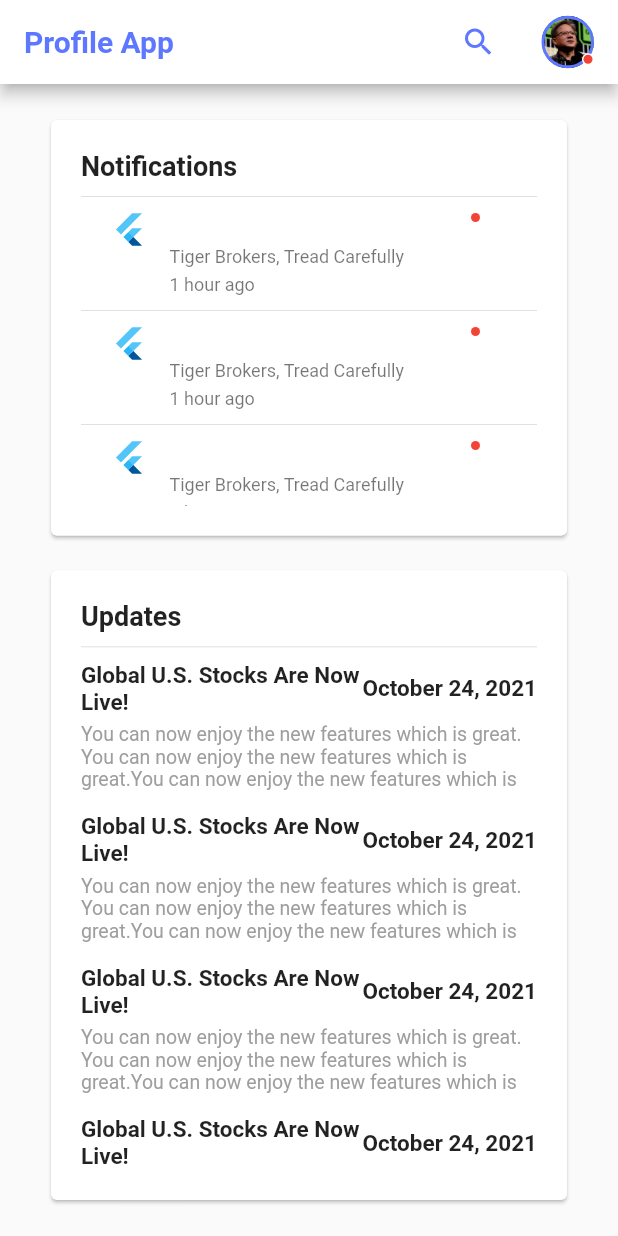
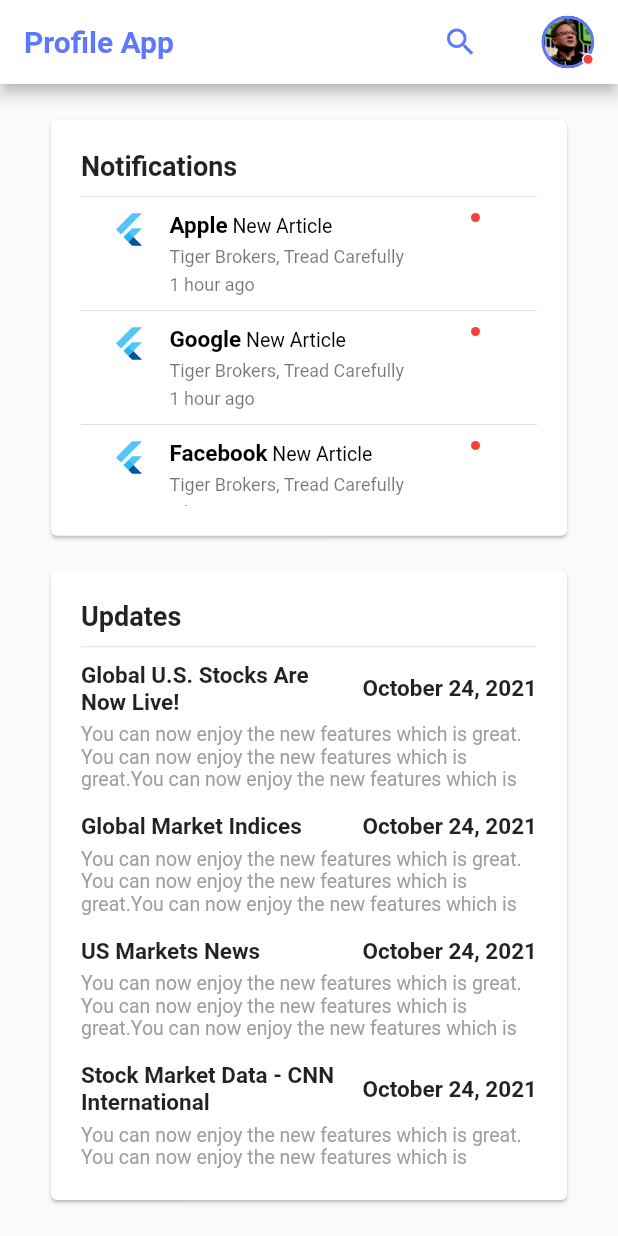
Before and after one commit to ruchitmavani/myprofile, a Flutter app: the HomeScreen screen opened directly, on a phone screen of 412 x 824 dp. Run offline on Flutter 3.47's test engine with Material 2 defaults, Android fonts, the phone set to English and light mode, and no system bars; our stand-ins replace shared_preferences; accounts and stored records are empty.

Commit message:
- search added - code refactor

```diff
--- a/analysis_options.yaml
+++ b/analysis_options.yaml
@@ -7,7 +7,7 @@
 
 # The following line activates a set of recommended lints for Flutter apps,
 # packages, and plugins designed to encourage good coding practices.
-include: package:flutter_lints/flutter.yaml
+include: package:very_good_analysis/analysis_options.yaml
 
 linter:
   # The lint rules applied to this project can be customized in the
@@ -22,6 +22,7 @@ linter:
   # `// ignore_for_file: name_of_lint` syntax on the line or in the file
   # producing the lint.
   rules:
+    public_member_api_docs: false
   # avoid_print: false  # Uncomment to disable the `avoid_print` rule
   # prefer_single_quotes: true  # Uncomment to enable the `prefer_single_quotes` rule
 
--- a/lib/main.dart
+++ b/lib/main.dart
@@ -1,3 +1,5 @@
+
+
 import 'package:flutter/material.dart';
 import 'package:myprofilr/local_storage.dart';
 import 'package:myprofilr/utils/mouse_drag_scroll.dart';
@@ -22,8 +24,8 @@ class MyApp extends StatelessWidget {
           appBarTheme: const AppBarTheme(
             backgroundColor: Colors.white,
           ),
-          dividerTheme: const DividerThemeData(space: 20)),
-      home: sharedPrefs.isLoggedIn() ? HomeScreen() : LoginScreen(),
+          dividerTheme: const DividerThemeData(space: 20),),
+      home: sharedPrefs.isLoggedIn() ? const HomeScreen() : const LoginScreen(),
       debugShowCheckedModeBanner: false,
     );
   }
--- a/lib/utils/color_constants.dart
+++ b/lib/utils/color_constants.dart
@@ -1,3 +1,5 @@
+
+
 import 'package:flutter/material.dart';
 
 Color primary=const Color(0xff5d77ff);
--- a/lib/views/home_screen/components/notification_section.dart
+++ b/lib/views/home_screen/components/notification_section.dart
@@ -2,9 +2,9 @@ import 'package:flutter/material.dart';
 import 'package:myprofilr/views/home_screen/components/red_dot.dart';
 
 class NotificationSection extends StatelessWidget {
-  const NotificationSection({
-    Key? key,
-  }) : super(key: key);
+  const NotificationSection({super.key, required this.notifications});
+
+  final List<String> notifications;
 
   @override
   Widget build(BuildContext context) {
@@ -17,23 +17,34 @@ class NotificationSection extends StatelessWidget {
             crossAxisAlignment: CrossAxisAlignment.start,
             children: [
               const Text(
-                "Notifications",
+                'Notifications',
                 style: TextStyle(
                   fontWeight: FontWeight.w700,
                   fontSize: 18,
                 ),
               ),
               const Divider(),
+              if (notifications.isEmpty)
+                const Expanded(
+                  child: Center(
+                    child: Text(
+                      'No Notifications',
+                      style: TextStyle(
+                        color: Colors.grey,
+                      ),
+                    ),
+                  ),
+                )
+              else
                 Expanded(
                   child: ListView.builder(
-                  itemCount: 10,
+                    itemCount: notifications.length,
                     shrinkWrap: true,
                     itemBuilder: (context, index) => Column(
                       children: [
                         Container(
                           padding: const EdgeInsets.symmetric(horizontal: 20),
                           child: Row(
-                          mainAxisAlignment: MainAxisAlignment.start,
                             crossAxisAlignment: CrossAxisAlignment.start,
                             children: [
                               const FlutterLogo(),
@@ -43,15 +54,16 @@ class NotificationSection extends StatelessWidget {
                                   crossAxisAlignment: CrossAxisAlignment.start,
                                   children: [
                                     RichText(
-                                    text: const TextSpan(
-                                      text: "Apple",
-                                      style: TextStyle(
+                                      text: TextSpan(
+                                        text: notifications[index],
+                                        style: const TextStyle(
                                           fontSize: 15,
                                           fontWeight: FontWeight.w600,
+                                          color: Colors.black,
                                         ),
-                                      children: [
+                                        children: const [
                                           TextSpan(
-                                          text: " New Article",
+                                            text: ' New Article',
                                             style: TextStyle(
                                               fontSize: 13,
                                               fontWeight: FontWeight.w400,
@@ -64,7 +76,7 @@ class NotificationSection extends StatelessWidget {
                                       padding:
                                           EdgeInsets.symmetric(vertical: 5),
                                       child: Text(
-                                      "Tiger Brokers, Tread Carefully",
+                                        'Tiger Brokers, Tread Carefully',
                                         style: TextStyle(
                                           fontSize: 12,
                                           color: Colors.black54,
@@ -72,7 +84,7 @@ class NotificationSection extends StatelessWidget {
                                       ),
                                     ),
                                     const Text(
-                                    "1 hour ago",
+                                      '1 hour ago',
                                       style: TextStyle(
                                         fontSize: 12,
                                         color: Colors.black54,
@@ -85,7 +97,7 @@ class NotificationSection extends StatelessWidget {
                             ],
                           ),
                         ),
-                      if (index != 10 - 1) const Divider()
+                        if (index != notifications.length - 1) const Divider()
                       ],
                     ),
                   ),
--- a/lib/views/home_screen/components/profile_circle.dart
+++ b/lib/views/home_screen/components/profile_circle.dart
@@ -1,9 +1,11 @@
+
+
 import 'package:flutter/material.dart';
 import 'package:myprofilr/utils/color_constants.dart';
 import 'package:myprofilr/views/home_screen/components/red_dot.dart';
 
 class ProfileCircle extends StatelessWidget {
-  const ProfileCircle({Key? key, required this.image}) : super(key: key);
+  const ProfileCircle({super.key, required this.image});
 
   final String image;
 
--- a/lib/views/home_screen/components/red_dot.dart
+++ b/lib/views/home_screen/components/red_dot.dart
@@ -1,16 +1,18 @@
+
+
 import 'package:flutter/material.dart';
 
 class RedDot extends StatelessWidget {
   const RedDot({
-    Key? key,
-  }) : super(key: key);
+    super.key,
+  });
 
   @override
   Widget build(BuildContext context) {
     return DecoratedBox(
       decoration: BoxDecoration(
           border: Border.all(width: 2, color: Colors.white),
-          shape: BoxShape.circle),
+          shape: BoxShape.circle,),
       child: const Padding(
         padding: EdgeInsets.all(1),
         child: CircleAvatar(
--- a/lib/views/home_screen/components/update_section.dart
+++ b/lib/views/home_screen/components/update_section.dart
@@ -1,9 +1,13 @@
+// ignore_for_file: lines_longer_than_80_chars
+
 import 'package:flutter/material.dart';
 
 class UpdateSection extends StatelessWidget {
   const UpdateSection({
-    Key? key,
-  }) : super(key: key);
+    super.key,required this.updates,
+  });
+
+  final List<String> updates;
 
   @override
   Widget build(BuildContext context) {
@@ -16,36 +20,46 @@ class UpdateSection extends StatelessWidget {
             crossAxisAlignment: CrossAxisAlignment.start,
             children: [
               const Text(
-                "Updates",
+                'Updates',
                 style: TextStyle(
                   fontWeight: FontWeight.w700,
                   fontSize: 18,
                 ),
               ),
               const Divider(),
-              Expanded(
+              if (updates.isEmpty) const Expanded(
+                child: Center(
+                  child: Text(
+                    'No Updates',
+                    style: TextStyle(
+                      color: Colors.grey,
+                    ),
+                  ),
+                ),
+              ) else Expanded(
                 child: ListView.builder(
-                  itemCount: 10,
+                  itemCount: updates.length,
                   shrinkWrap: true,
                   itemBuilder: (context, index) => Column(
                     children: [
                       Row(
                         mainAxisAlignment:
                         MainAxisAlignment.spaceBetween,
-                        children: const [
+                        children: [
                           Expanded(
                             child: Text(
-                              "Global U.S. Stocks Are Now Live!",
-                              style: TextStyle(
+                              updates[index],
+                              style: const TextStyle(
                                   fontWeight: FontWeight.w600,
-                                  fontSize: 15),
+                                  fontSize: 15,),
                             ),
                           ),
-                          Text(
-                            "October 24, 2021",
+                          const SizedBox(width: 10),
+                          const Text(
+                            'October 24, 2021',
                             style: TextStyle(
                                 fontWeight: FontWeight.w600,
-                                fontSize: 15),
+                                fontSize: 15,),
                           ),
                         ],
                       ),
--- a/lib/views/home_screen/home_screen.dart
+++ b/lib/views/home_screen/home_screen.dart
@@ -1,14 +1,82 @@
 import 'package:flutter/material.dart';
 import 'package:myprofilr/local_storage.dart';
 import 'package:myprofilr/utils/color_constants.dart';
+import 'package:myprofilr/views/home_screen/components/notification_section.dart';
 import 'package:myprofilr/views/home_screen/components/profile_circle.dart';
 import 'package:myprofilr/views/home_screen/components/update_section.dart';
 import 'package:myprofilr/views/login_screen/login_screen.dart';
 
-import 'components/notification_section.dart';
+class HomeScreen extends StatefulWidget {
+  const HomeScreen({super.key});
 
-class HomeScreen extends StatelessWidget {
-  const HomeScreen({Key? key}) : super(key: key);
+  @override
+  State<HomeScreen> createState() => _HomeScreenState();
+}
+
+class _HomeScreenState extends State<HomeScreen> {
+  final TextEditingController _searchTxt = TextEditingController();
+
+  final List<String> notifications = [
+    'Apple',
+    'Google',
+    'Facebook',
+    'Top 20 Tech Stocks',
+    'Amazon',
+    'Microsoft',
+    'Hello',
+    'NFT',
+    'Ubs'
+  ];
+  List<String> filteredNotifications = [];
+  final List<String> updates = [
+    'Global U.S. Stocks Are Now Live!',
+    'Global Market Indices',
+    'US Markets News',
+    'Stock Market Data - CNN International',
+    'World Stock Markets - News, Maps',
+    'Stocks - Bloomberg.com',
+    'Stock Market LIVE: Sensex above 57,500'
+  ];
+  List<String> filteredUpdates = [];
+
+  bool isSearching = false;
+
+  @override
+  void initState() {
+    super.initState();
+    resetValues();
+  }
+
+  @override
+  void dispose() {
+    _searchTxt.dispose();
+    super.dispose();
+  }
+
+  void resetValues() {
+    filteredNotifications = notifications;
+    filteredUpdates = updates;
+    setState(() {});
+  }
+
+  void onSearch(String text) {
+    filteredUpdates = [];
+    filteredNotifications = [];
+
+    for (final element in updates) {
+      if (element.toLowerCase().contains(text.toLowerCase())) {
+        filteredUpdates.add(element);
+      }
+    }
+
+    for (final element in notifications) {
+      if (element.toLowerCase().contains(text.toLowerCase())) {
+        filteredNotifications.add(element);
+      }
+    }
+
+    setState(() {});
+  }
 
   @override
   Widget build(BuildContext context) {
@@ -17,27 +85,61 @@ class HomeScreen extends StatelessWidget {
         title: Row(
           children: [
             Text(
-              "Profile App",
+              'Profile App',
               style: TextStyle(fontWeight: FontWeight.bold, color: primary),
             ),
             const Spacer(),
-            Icon(
+            if (isSearching)
+              Expanded(
+                child: TextFormField(
+                  controller: _searchTxt,
+                  keyboardType: TextInputType.text,
+                  autofocus: true,
+                  textInputAction: TextInputAction.search,
+                  onChanged: onSearch,
+                  decoration: InputDecoration(
+                    hintText: 'Search',
+                    suffixIcon: IconButton(
+                      onPressed: () {
+                        setState(() {
+                          isSearching = !isSearching;
+                          _searchTxt.clear();
+                          resetValues();
+                        });
+                      },
+                      icon: const Icon(Icons.clear),
+                    ),
+                  ),
+                ),
+              )
+            else
+              IconButton(
+                onPressed: () {
+                  setState(() {
+                    isSearching = !isSearching;
+                    _searchTxt.clear();
+                  });
+                },
+                icon: Icon(
                   Icons.search,
                   color: primary,
                 ),
-            const SizedBox(width: 30),
+              ),
+            if (!isSearching) const SizedBox(width: 30),
+            if (!isSearching)
               GestureDetector(
                 onTap: () {
                   sharedPrefs.logout();
                   Navigator.pushAndRemoveUntil(
                     context,
                     MaterialPageRoute(
-                      builder: (context) => LoginScreen(),
+                      builder: (context) => const LoginScreen(),
                     ),
-                    (route) => false);
+                    (route) => false,
+                  );
                 },
                 child: const ProfileCircle(
-                image: "",
+                  image: '',
                 ),
               )
           ],
@@ -46,10 +148,14 @@ class HomeScreen extends StatelessWidget {
       body: Padding(
         padding: const EdgeInsets.symmetric(vertical: 20, horizontal: 30),
         child: Column(
-          children: const [
-            NotificationSection(),
-            SizedBox(height: 15),
-            UpdateSection(),
+          children: [
+            NotificationSection(
+              notifications: filteredNotifications,
+            ),
+            const SizedBox(height: 15),
+            UpdateSection(
+              updates: filteredUpdates,
+            ),
           ],
         ),
       ),
```
Also changed, not shown: lib/local_storage.dart (+6 -3 lines), lib/utils/mouse_drag_scroll.dart (+3 -4 lines), lib/views/login_screen/login_screen.dart (+17 -15 lines), pubspec.yaml (+3 -12 lines), pubspec.lock. Lines whose indentation alone changed are shown as unchanged.
